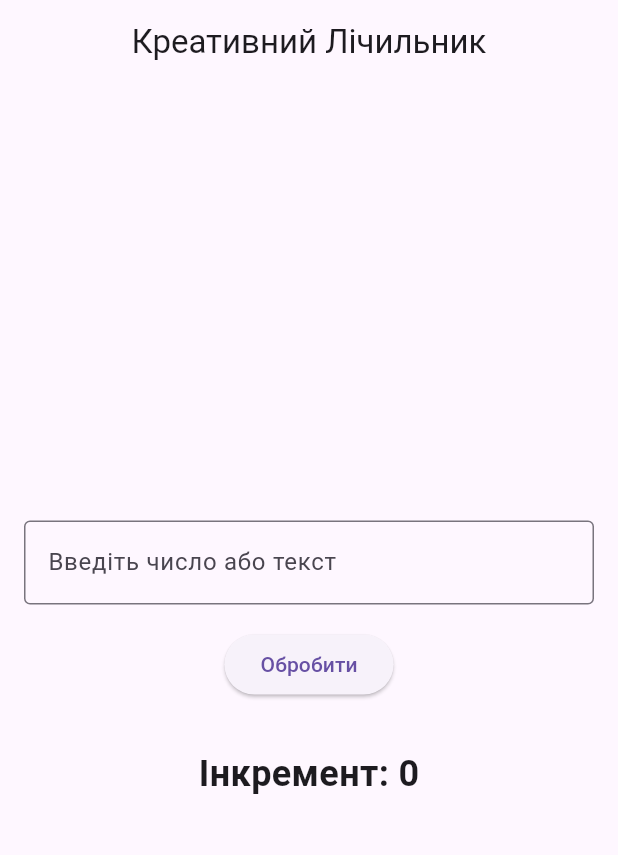
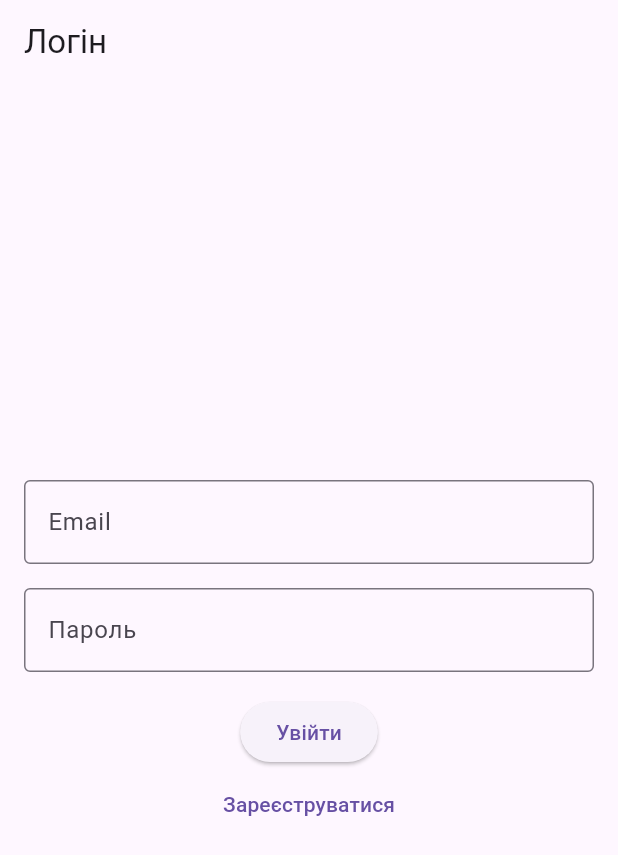
Before and after one commit to ivanki123/mobile, a Flutter app: the screen it shows after launch, on a phone screen of 412 x 824 dp. Shown: the top 855 px of the screen. Run offline on Flutter 3.47's test engine with Material 3 defaults, Android fonts, the phone set to English and light mode, and no system bars.

Commit message:
Add commit lab2

```diff
--- a/lib/main.dart
+++ b/lib/main.dart
@@ -1,96 +1,23 @@
 import 'package:flutter/material.dart';
+import 'package:untitled2/screens/home_screen.dart';
+import 'package:untitled2/screens/profile_screen.dart';
+import 'package:untitled2/screens/register_screen.dart';
+import 'screens/login_screen.dart';
 
-void main() {
-  runApp(MyApp());
-}
+void main() => runApp(MyApp());
 
 class MyApp extends StatelessWidget {
   @override
   Widget build(BuildContext context) {
     return MaterialApp(
       debugShowCheckedModeBanner: false,
-      home: CounterScreen(),
+      initialRoute: '/login',
+      routes: {
+        '/login': (context) => LoginScreen(),
+        '/register': (context) => RegisterScreen(),
+        '/profile': (context) => ProfileScreen(),
+        '/home': (context) => HomeScreen(),
+      },
     );
   }
 }
-
-class CounterScreen extends StatefulWidget {
-  @override
-  _CounterScreenState createState() => _CounterScreenState();
-}
-
-class _CounterScreenState extends State<CounterScreen> {
-  int counter = 0;
-  String inputText = '';
-
-  void _processInput(String input) {
-    if (input.toLowerCase() == 'avada kedavra') {
-      setState(() {
-        counter = 0;
-      });
-      return;
-    }
-
-    final parsedNumber = int.tryParse(input);
-    if (parsedNumber != null) {
-      setState(() {
-        counter += parsedNumber;
-      });
-    } else {
-      _showErrorDialog();
-    }
-  }
-
-  void _showErrorDialog() {
-    showDialog(
-      context: context,
-      builder: (context) => AlertDialog(
-        title: Text('Помилка'),
-        content: Text('Введений текст не є числом!'),
-        actions: [
-          TextButton(
-            onPressed: () => Navigator.pop(context),
-            child: Text('ОК'),
-          ),
-        ],
-      ),
-    );
-  }
-
-  @override
-  Widget build(BuildContext context) {
-    return Scaffold(
-      appBar: AppBar(
-        title: Text('Креативний Лічильник'),
-        centerTitle: true,
-      ),
-      body: Padding(
-        padding: const EdgeInsets.all(16.0),
-        child: Column(
-          mainAxisAlignment: MainAxisAlignment.center,
-          children: [
-            TextField(
-              decoration: InputDecoration(
-                border: OutlineInputBorder(),
-                labelText: 'Введіть число або текст',
-              ),
-              onChanged: (value) {
-                inputText = value;
-              },
-            ),
-            SizedBox(height: 16),
-            ElevatedButton(
-              onPressed: () => _processInput(inputText),
-              child: Text('Обробити'),
-            ),
-            SizedBox(height: 32),
-            Text(
-              'Інкремент: $counter',
-              style: TextStyle(fontSize: 24, fontWeight: FontWeight.bold),
-            ),
-          ],
-        ),
-      ),
-    );
-  }
-}
--- /dev/null
+++ b/lib/screens/login_screen.dart
@@ -0,0 +1,46 @@
+import 'package:flutter/material.dart';
+import '../widgets/custom_text_field.dart';
+
+class LoginScreen extends StatelessWidget {
+  final TextEditingController emailController = TextEditingController();
+  final TextEditingController passwordController = TextEditingController();
+
+  @override
+  Widget build(BuildContext context) {
+    return Scaffold(
+      appBar: AppBar(title: Text('Логін')),
+      body: Padding(
+        padding: const EdgeInsets.all(16.0),
+        child: Column(
+          mainAxisAlignment: MainAxisAlignment.center,
+          children: [
+            CustomTextField(
+              label: 'Email',
+              obscureText: false,
+              controller: emailController,
+            ),
+            SizedBox(height: 16),
+            CustomTextField(
+              label: 'Пароль',
+              obscureText: true,
+              controller: passwordController,
+            ),
+            SizedBox(height: 16),
+            ElevatedButton(
+              onPressed: () {
+                Navigator.pushNamed(context, '/home');
+              },
+              child: Text('Увійти'),
+            ),
+            TextButton(
+              onPressed: () {
+                Navigator.pushNamed(context, '/register');
+              },
+              child: Text('Зареєструватися'),
+            ),
+          ],
+        ),
+      ),
+    );
+  }
+}
--- /dev/null
+++ b/lib/widgets/custom_text_field.dart
@@ -0,0 +1,25 @@
+import 'package:flutter/material.dart';
+
+class CustomTextField extends StatelessWidget {
+  final String label;
+  final bool obscureText;
+  final TextEditingController controller;
+
+  const CustomTextField({
+    required this.label,
+    required this.obscureText,
+    required this.controller,
+  });
+
+  @override
+  Widget build(BuildContext context) {
+    return TextField(
+      controller: controller,
+      obscureText: obscureText,
+      decoration: InputDecoration(
+        labelText: label,
+        border: OutlineInputBorder(),
+      ),
+    );
+  }
+}
```
Also changed, not shown: lib/screens/home_screen.dart (added, +66 -0 lines), lib/screens/profile_screen.dart (added, +40 -0 lines), lib/screens/register_screen.dart (added, +61 -0 lines).
